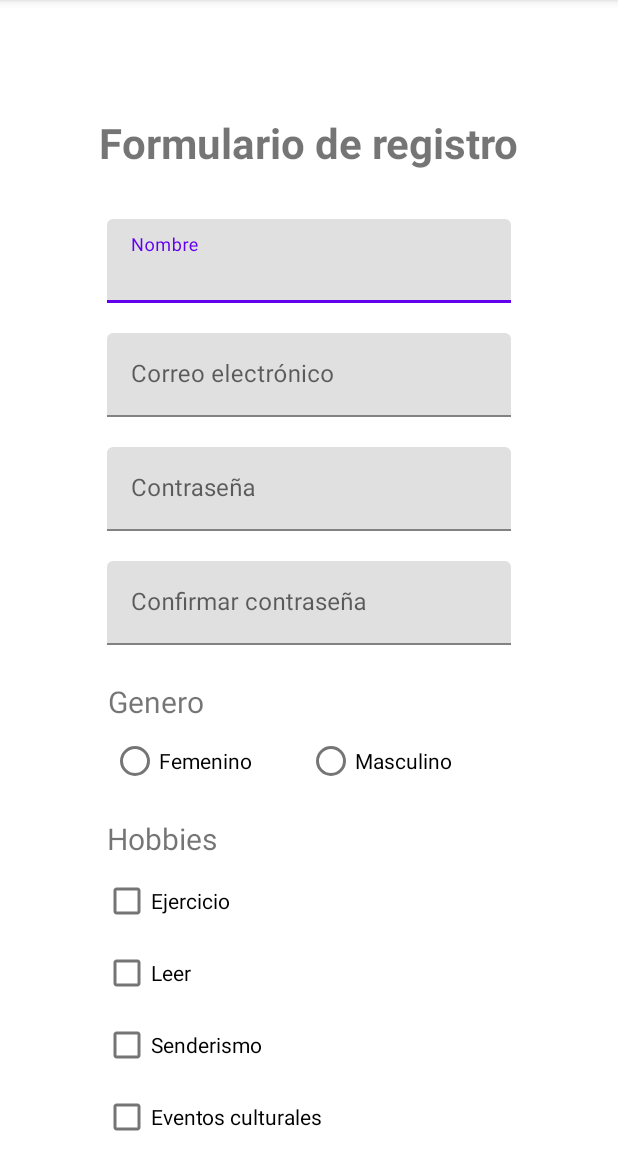
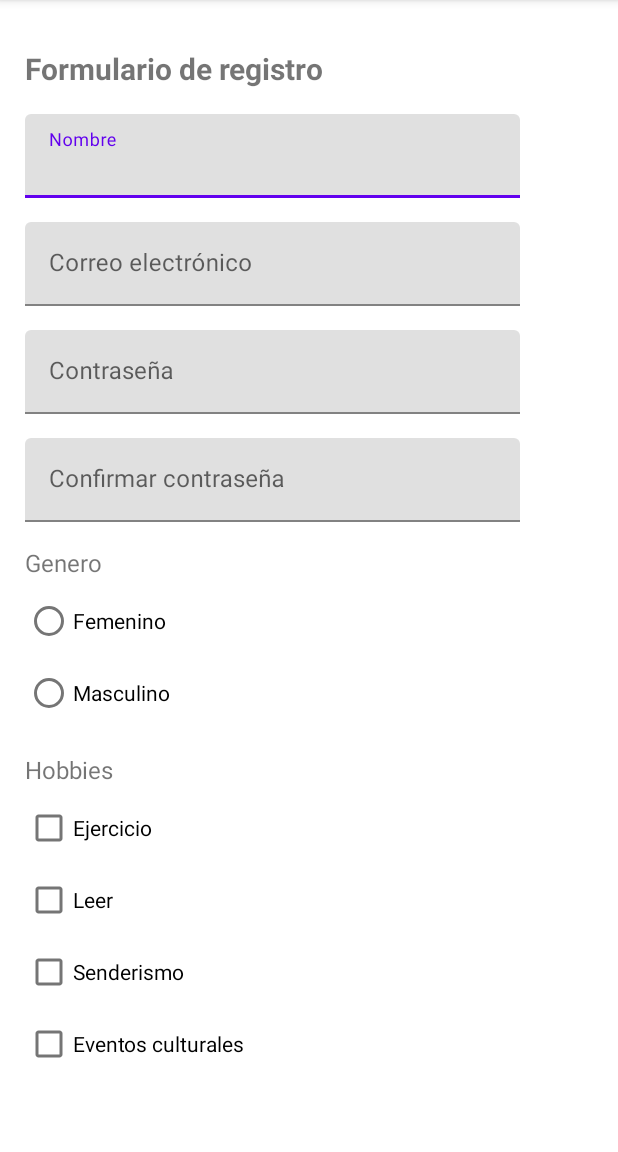
Before and after one commit to Gab-0r/AppsMoviles_Lab1_1, an Android app: the screen it shows after launch (MainActivity), on a phone screen of 412 x 824 dp, the part 84-1236 px from its top. Run offline under Robolectric (Android 15) with nearby library versions, the phone set to English and light mode, and no system bars.

Commit message:
Se solucionó el problema del scroll. Falta implementar: DatePicker y spinner.

```diff
--- a/app/src/main/res/layout/activity_main.xml
+++ b/app/src/main/res/layout/activity_main.xml
@@ -7,49 +7,53 @@
     android:orientation="horizontal"
     tools:context=".MainActivity">
 
+    <LinearLayout
+        android:layout_width="409dp"
+        android:layout_height="729dp"
+        android:layout_marginStart="32dp"
+        android:layout_marginTop="32dp"
+        android:orientation="vertical"
+        app:layout_constraintBottom_toBottomOf="parent"
+        app:layout_constraintEnd_toEndOf="parent"
+        app:layout_constraintHorizontal_bias="0.533"
+        app:layout_constraintStart_toStartOf="parent"
+        app:layout_constraintTop_toTopOf="parent"
+        app:layout_constraintVertical_bias="0.0">
+
+        <ScrollView
+            android:layout_width="match_parent"
+            android:layout_height="match_parent">
+
+            <LinearLayout
+                android:layout_width="match_parent"
+                android:layout_height="wrap_content"
+                android:orientation="vertical">
+
                 <TextView
-        android:id="@+id/textView_title"
-        android:layout_width="wrap_content"
-        android:layout_height="wrap_content"
-        android:layout_marginStart="16dp"
-        android:layout_marginTop="76dp"
-        android:layout_marginEnd="16dp"
+                    android:id="@+id/textView_titulo"
+                    android:layout_width="291dp"
+                    android:layout_height="44dp"
                     android:text="@string/string_tituloformulario"
-        android:textSize="28sp"
-        android:textStyle="bold"
-        app:layout_constraintEnd_toEndOf="parent"
-        app:layout_constraintStart_toStartOf="parent"
-        app:layout_constraintTop_toTopOf="parent" />
+                    android:textSize="20sp"
+                    android:textStyle="bold" />
 
                 <com.google.android.material.textfield.TextInputLayout
-        android:id="@+id/textInputLayout_nombre"
-        android:layout_width="269dp"
-        android:layout_height="60dp"
-        android:layout_marginStart="16dp"
-        android:layout_marginTop="32dp"
-        android:layout_marginEnd="16dp"
-        app:layout_constraintEnd_toEndOf="parent"
-        app:layout_constraintStart_toStartOf="parent"
-        app:layout_constraintTop_toBottomOf="@+id/textView_title">
+                    android:id="@+id/TextInputLayout_nombre"
+                    android:layout_width="match_parent"
+                    android:layout_height="match_parent">
 
                     <com.google.android.material.textfield.TextInputEditText
                         android:id="@+id/TextInputEditText_nombre"
-            android:layout_width="match_parent"
-            android:layout_height="wrap_content"
-            android:hint="@string/string_nombre"
-            android:inputType="text" />
+                        android:layout_width="330dp"
+                        android:layout_height="match_parent"
+                        android:hint="@string/string_nombre" />
                 </com.google.android.material.textfield.TextInputLayout>
 
                 <com.google.android.material.textfield.TextInputLayout
-        android:id="@+id/textInputLayout_email"
-        android:layout_width="269dp"
-        android:layout_height="60dp"
-        android:layout_marginStart="16dp"
-        android:layout_marginTop="16dp"
-        android:layout_marginEnd="16dp"
-        app:layout_constraintEnd_toEndOf="parent"
-        app:layout_constraintStart_toStartOf="parent"
-        app:layout_constraintTop_toBottomOf="@+id/textInputLayout_nombre">
+                    android:id="@+id/TextInputLayout_email"
+                    android:layout_width="330dp"
+                    android:layout_height="match_parent"
+                    android:layout_marginTop="16dp">
 
                     <com.google.android.material.textfield.TextInputEditText
                         android:id="@+id/TextInputEditText_email"
@@ -60,15 +64,10 @@
                 </com.google.android.material.textfield.TextInputLayout>
 
                 <com.google.android.material.textfield.TextInputLayout
-        android:id="@+id/textInputLayout_pass"
-        android:layout_width="269dp"
-        android:layout_height="60dp"
-        android:layout_marginStart="16dp"
-        android:layout_marginTop="16dp"
-        android:layout_marginEnd="16dp"
-        app:layout_constraintEnd_toEndOf="parent"
-        app:layout_constraintStart_toStartOf="parent"
-        app:layout_constraintTop_toBottomOf="@+id/textInputLayout_email">
+                    android:id="@+id/TextInputLayout_pass"
+                    android:layout_width="330dp"
+                    android:layout_height="match_parent"
+                    android:layout_marginTop="16dp">
 
                     <com.google.android.material.textfield.TextInputEditText
                         android:id="@+id/TextInputEditText_pass"
@@ -79,131 +78,90 @@
                 </com.google.android.material.textfield.TextInputLayout>
 
                 <com.google.android.material.textfield.TextInputLayout
-        android:id="@+id/textInputLayout_confirmPass"
-        android:layout_width="269dp"
-        android:layout_height="60dp"
-        android:layout_marginStart="16dp"
-        android:layout_marginTop="16dp"
-        android:layout_marginEnd="16dp"
-        app:layout_constraintEnd_toEndOf="parent"
-        app:layout_constraintStart_toStartOf="parent"
-        app:layout_constraintTop_toBottomOf="@+id/textInputLayout_pass">
+                    android:id="@+id/TextInputLayout_confirmpass"
+                    android:layout_width="match_parent"
+                    android:layout_height="match_parent"
+                    android:layout_marginTop="16dp">
 
                     <com.google.android.material.textfield.TextInputEditText
                         android:id="@+id/TextInputEditText_confirmpass"
-            android:layout_width="match_parent"
+                        android:layout_width="330dp"
                         android:layout_height="wrap_content"
                         android:hint="@string/string_confirmarpass"
                         android:inputType="textPassword" />
-
                 </com.google.android.material.textfield.TextInputLayout>
 
                 <TextView
                     android:id="@+id/textView_genero"
-        android:layout_width="wrap_content"
+                    android:layout_width="82dp"
                     android:layout_height="wrap_content"
-        android:layout_marginStart="72dp"
-        android:layout_marginTop="20dp"
-        android:layout_marginEnd="294dp"
+                    android:layout_marginTop="16dp"
                     android:text="@string/string_genero"
-        android:textSize="20sp"
-        app:layout_constraintEnd_toEndOf="parent"
-        app:layout_constraintHorizontal_bias="0.0"
-        app:layout_constraintStart_toStartOf="parent"
-        app:layout_constraintTop_toBottomOf="@+id/textInputLayout_confirmPass" />
+                    android:textSize="16sp" />
 
                 <RadioGroup
                     android:id="@+id/RadioGroup_genero"
-        android:layout_width="264dp"
-        android:layout_height="44dp"
-        android:layout_marginStart="16dp"
-        android:layout_marginTop="4dp"
-        android:layout_marginEnd="16dp"
-        android:orientation="horizontal"
-        app:layout_constraintEnd_toEndOf="parent"
-        app:layout_constraintStart_toStartOf="parent"
-        app:layout_constraintTop_toBottomOf="@+id/textView_genero">
+                    android:layout_width="match_parent"
+                    android:layout_height="match_parent"
+                    android:layout_marginTop="4dp">
 
                     <RadioButton
                         android:id="@+id/radioButton_femenino"
-            android:layout_width="wrap_content"
+                        android:layout_width="187dp"
                         android:layout_height="wrap_content"
-            android:layout_weight="1"
-            android:text="@string/string_femenino"
-            tools:ignore="TouchTargetSizeCheck,TouchTargetSizeCheck" />
+                        android:text="@string/string_femenino" />
 
                     <RadioButton
                         android:id="@+id/radioButton_masculino"
-            android:layout_width="wrap_content"
+                        android:layout_width="188dp"
                         android:layout_height="wrap_content"
                         android:layout_weight="1"
-            android:text="@string/string_masculino"
-            tools:ignore="TouchTargetSizeCheck" />
+                        android:text="@string/string_masculino" />
+
                 </RadioGroup>
 
                 <TextView
                     android:id="@+id/textView_hobbies"
-        android:layout_width="wrap_content"
+                    android:layout_width="126dp"
                     android:layout_height="wrap_content"
-        android:layout_marginStart="72dp"
                     android:layout_marginTop="16dp"
-        android:layout_marginEnd="282dp"
                     android:text="@string/string_hobbies"
-        android:textSize="20sp"
-        app:layout_constraintEnd_toEndOf="parent"
-        app:layout_constraintHorizontal_bias="0.055"
-        app:layout_constraintStart_toStartOf="parent"
-        app:layout_constraintTop_toBottomOf="@+id/RadioGroup_genero" />
+                    android:textSize="16sp" />
 
                 <LinearLayout
-        android:id="@+id/linearLayout"
-        android:layout_width="281dp"
-        android:layout_height="194dp"
-        android:layout_marginStart="121dp"
+                    android:layout_width="match_parent"
+                    android:layout_height="match_parent"
                     android:layout_marginTop="4dp"
-        android:layout_marginEnd="272dp"
-        android:orientation="vertical"
-        app:layout_constraintEnd_toEndOf="parent"
-        app:layout_constraintHorizontal_bias="0.203"
-        app:layout_constraintStart_toStartOf="parent"
-        app:layout_constraintTop_toBottomOf="@+id/textView_hobbies">
+                    android:orientation="vertical">
 
                     <CheckBox
                         android:id="@+id/checkBox_ejercicio"
-            android:layout_width="match_parent"
+                        android:layout_width="298dp"
                         android:layout_height="wrap_content"
                         android:text="@string/string_ejercicio" />
 
                     <CheckBox
                         android:id="@+id/checkBox_leer"
-            android:layout_width="match_parent"
+                        android:layout_width="298dp"
                         android:layout_height="wrap_content"
                         android:text="@string/string_leer" />
 
                     <CheckBox
                         android:id="@+id/checkBox_senderismo"
-            android:layout_width="match_parent"
+                        android:layout_width="298dp"
                         android:layout_height="wrap_content"
                         android:text="@string/string_senderismo" />
 
                     <CheckBox
                         android:id="@+id/checkBox_eventos"
-            android:layout_width="match_parent"
+                        android:layout_width="297dp"
                         android:layout_height="wrap_content"
                         android:text="@string/string_eventos" />
                 </LinearLayout>
 
-    <TextView
-        android:id="@+id/textView_fnacimiento"
-        android:layout_width="wrap_content"
-        android:layout_height="wrap_content"
-        android:layout_marginStart="72dp"
-        android:layout_marginTop="16dp"
-        android:layout_marginEnd="304dp"
-        android:text="@string/string_fnacimiento"
-        app:layout_constraintEnd_toEndOf="parent"
-        app:layout_constraintHorizontal_bias="0.0"
-        app:layout_constraintStart_toStartOf="parent"
-        app:layout_constraintTop_toBottomOf="@+id/linearLayout" />
+            </LinearLayout>
+        </ScrollView>
+
+    </LinearLayout>
 
 </androidx.constraintlayout.widget.ConstraintLayout>
```
Lines whose indentation alone changed are shown as unchanged.
